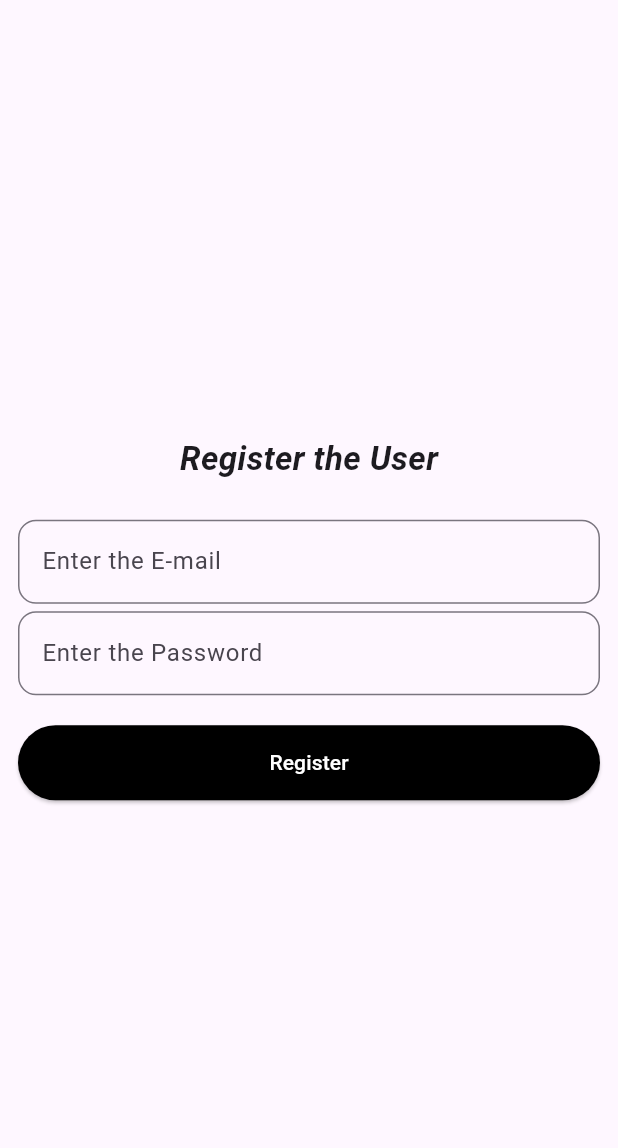
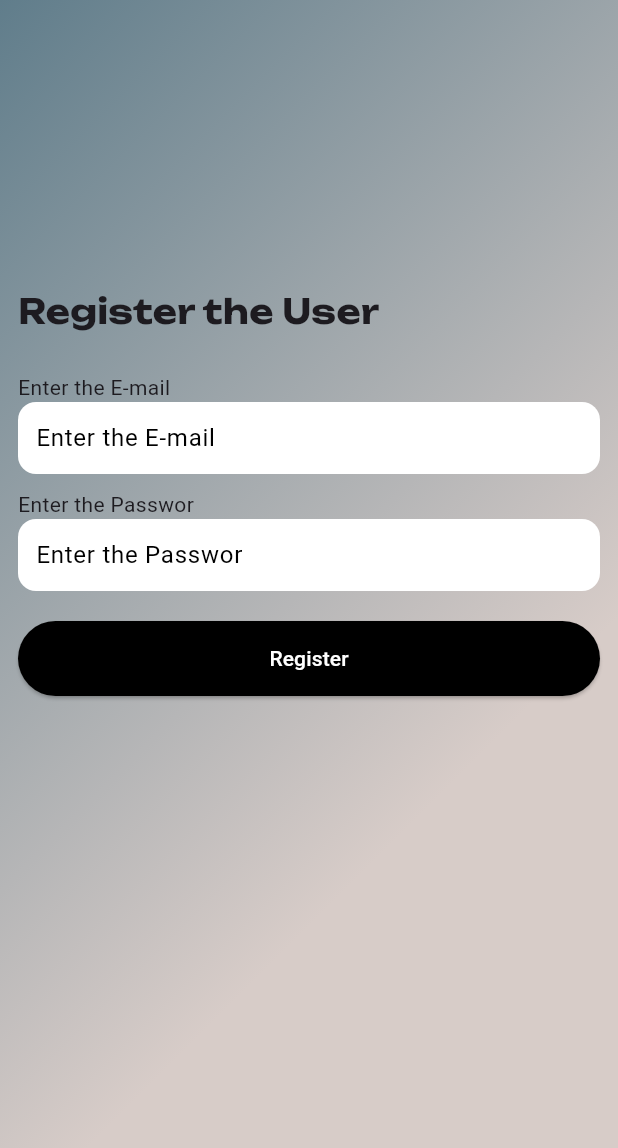
Before and after one commit to shameem-flutter/Fuel-Economy-Mileage-Tracker-App, a Flutter app: the screen it shows once a user with an empty profile is signed in, after a tap on the "logout" icon, after a tap on "Register", on a phone screen of 412 x 824 dp. Shown: the top 1148 px of the screen. Run offline on Flutter 3.47's test engine with Material 3 defaults, Android fonts, the phone set to English and light mode, and no system bars; our stand-ins replace cloud_firestore, firebase_auth, firebase_core, google_fonts; accounts and stored records are empty.

Commit message:
Screen made responsive

```diff
--- /dev/null
+++ b/lib/constants/color_constants.dart
@@ -0,0 +1,6 @@
+import 'package:flutter/material.dart';
+
+Color primaryColor = Colors.black;
+Color secondaryColor = Colors.white;
+Color greyColor = Colors.blueGrey;
+Color fieldColor = Colors.brown.shade100;
--- a/lib/main.dart
+++ b/lib/main.dart
@@ -7,6 +7,7 @@ import 'package:task/screens/tripinputscreen.dart';
 void main() async {
   WidgetsFlutterBinding.ensureInitialized();
   await Firebase.initializeApp();
+  WidgetsFlutterBinding.ensureInitialized();
   runApp(const MyApp());
 }
 
--- /dev/null
+++ b/lib/responsive/responsive.dart
@@ -0,0 +1,22 @@
+import 'package:flutter/foundation.dart';
+import 'package:flutter/material.dart';
+
+class R {
+  static double sh(double height, BuildContext context) {
+    final size = MediaQuery.of(context).size;
+    if (kIsWeb) {
+      return size.height * (height / 900);
+    } else {
+      return size.height * (height / 812);
+    }
+  }
+
+  static double sw(double width, BuildContext context) {
+    final size = MediaQuery.of(context).size;
+    if (kIsWeb) {
+      return size.width * (width / 1440);
+    } else {
+      return size.width * (width / 375);
+    }
+  }
+}
--- a/lib/screens/auth/loginscreen.dart
+++ b/lib/screens/auth/loginscreen.dart
@@ -1,5 +1,7 @@
 import 'package:firebase_auth/firebase_auth.dart';
 import 'package:flutter/material.dart';
+import 'package:google_fonts/google_fonts.dart';
+import 'package:task/constants/color_constants.dart';
 import 'package:task/screens/auth/registerscreen.dart';
 import 'package:task/screens/tripinputscreen.dart';
 import 'package:task/widgets/textfield.dart';
@@ -48,11 +50,33 @@ class _LoginscreenState extends State<Loginscreen> {
 
   @override
   Widget build(BuildContext context) {
+    final width = MediaQuery.of(context).size.width;
     return Scaffold(
-      appBar: AppBar(),
-
-      body: Padding(
+      backgroundColor: greyColor,
+      appBar: AppBar(backgroundColor: Colors.transparent),
+      extendBodyBehindAppBar: true,
+      body: Container(
+        height: double.infinity,
+        width: double.infinity,
+        decoration: BoxDecoration(
+          gradient: LinearGradient(
+            colors: [greyColor, fieldColor],
+            begin: Alignment.bottomRight,
+            end: Alignment.topCenter,
+          ),
+        ),
+        child: SafeArea(
+          bottom: false,
+          child: Padding(
             padding: const EdgeInsets.all(12.0),
+            child: LayoutBuilder(
+              builder: (context, constraints) {
+                return SingleChildScrollView(
+                  child: ConstrainedBox(
+                    constraints: BoxConstraints(
+                      minHeight: constraints.maxHeight,
+                    ),
+                    child: IntrinsicHeight(
                       child: Form(
                         key: _formKey,
                         child: Column(
@@ -61,11 +85,10 @@ class _LoginscreenState extends State<Loginscreen> {
                             Row(
                               children: [
                                 Text(
-                    "Welcome To Fuel Economy\n& Mileage Tracker App 🙌",
-                    style: TextStyle(
+                                  "Welcome To \nFuel Tracker App 🙌",
+                                  style: GoogleFonts.unbounded(
                                     fontSize: 22,
                                     fontWeight: FontWeight.bold,
-                      fontStyle: FontStyle.italic,
                                   ),
                                 ),
                               ],
@@ -73,9 +96,11 @@ class _LoginscreenState extends State<Loginscreen> {
                             SizedBox(height: 60),
                             CustomTextField(
                               controller: emailController,
-                labelColor: Colors.white,
+                              backgroundColor: secondaryColor,
+                              labelColor: primaryColor,
                               labelText: "Enter the E-mail",
-                validator: (value) => value == null || value.trim().isEmpty
+                              validator: (value) =>
+                                  value == null || value.trim().isEmpty
                                   ? 'E-mail required'
                                   : null,
                               keyboardType: TextInputType.text,
@@ -83,9 +108,11 @@ class _LoginscreenState extends State<Loginscreen> {
                             SizedBox(height: 10),
                             CustomTextField(
                               controller: passwordController,
-                labelColor: Colors.white,
+                              backgroundColor: secondaryColor,
+                              labelColor: primaryColor,
                               labelText: "Enter the Password",
-                validator: (value) => value == null || value.trim().isEmpty
+                              validator: (value) =>
+                                  value == null || value.trim().isEmpty
                                   ? 'password required'
                                   : null,
                               keyboardType: TextInputType.text,
@@ -94,24 +121,21 @@ class _LoginscreenState extends State<Loginscreen> {
                             SizedBox(height: 30),
                             loading
                                 ? CircularProgressIndicator()
-                  : Row(
-                      mainAxisAlignment: MainAxisAlignment.center,
-                      children: [
-                        ElevatedButton(
+                                : ElevatedButton(
                                     style: ElevatedButton.styleFrom(
-                            minimumSize: Size(150, 45),
-                            foregroundColor: Colors.black,
+                                      minimumSize: Size(double.infinity, 45),
+                                      foregroundColor: primaryColor,
                                     ),
 
                                     onPressed: _loginUser,
                                     child: Text("LOG-IN"),
                                   ),
-                        SizedBox(width: 10),
+                            SizedBox(height: 10),
                             ElevatedButton(
                               style: ElevatedButton.styleFrom(
-                            minimumSize: Size(150, 45),
-                            backgroundColor: Colors.black,
-                            foregroundColor: Colors.white,
+                                minimumSize: Size(double.infinity, 45),
+                                backgroundColor: primaryColor,
+                                foregroundColor: secondaryColor,
                               ),
                               onPressed: () {
                                 Navigator.push(
@@ -123,9 +147,15 @@ class _LoginscreenState extends State<Loginscreen> {
                               },
                               child: Text("Register"),
                             ),
+                            SizedBox(height: 20),
                           ],
                         ),
-            ],
+                      ),
+                    ),
+                  ),
+                );
+              },
+            ),
           ),
         ),
       ),
--- a/lib/screens/auth/registerscreen.dart
+++ b/lib/screens/auth/registerscreen.dart
@@ -1,7 +1,10 @@
 import 'package:firebase_auth/firebase_auth.dart';
 import 'package:flutter/material.dart';
+import 'package:google_fonts/google_fonts.dart';
+import 'package:task/constants/color_constants.dart';
 
 import 'package:task/screens/tripinputscreen.dart';
+import 'package:task/widgets/textfield.dart';
 
 class Registerscreen extends StatefulWidget {
   const Registerscreen({super.key});
@@ -51,53 +54,65 @@ class _RegisterscreenState extends State<Registerscreen> {
   @override
   Widget build(BuildContext context) {
     return Scaffold(
-      body: Padding(
+      body: Container(
+        height: double.infinity,
+        width: double.infinity,
+        decoration: BoxDecoration(
+          gradient: LinearGradient(
+            colors: [greyColor, fieldColor],
+            begin: Alignment.topLeft,
+          ),
+        ),
+        child: SafeArea(
+          child: Padding(
             padding: const EdgeInsets.all(12.0),
+            child: LayoutBuilder(
+              builder: (context, constraints) {
+                return SingleChildScrollView(
+                  child: ConstrainedBox(
+                    constraints: BoxConstraints(
+                      minHeight: constraints.maxHeight,
+                    ),
+                    child: IntrinsicHeight(
+                      child: Form(
+                        key: _formKey,
                         child: Column(
-          mainAxisAlignment: MainAxisAlignment.center,
+                          crossAxisAlignment: CrossAxisAlignment.start,
                           children: [
+                            SizedBox(height: 180),
                             Text(
                               "Register the User",
-              style: TextStyle(
+                              style: GoogleFonts.unbounded(
                                 fontSize: 22,
-                fontStyle: FontStyle.italic,
                                 fontWeight: FontWeight.bold,
                               ),
                             ),
                             SizedBox(height: 25),
-            TextFormField(
+                            CustomTextField(
+                              labelText: "Enter the E-mail",
+                              backgroundColor: secondaryColor,
+                              keyboardType: TextInputType.emailAddress,
                               controller: emailController,
-              validator: (val) => val!.isEmpty ? 'Email required' : null,
-
-              decoration: InputDecoration(
-                hintText: "Enter the E-mail",
-                border: OutlineInputBorder(
-                  borderRadius: BorderRadius.circular(12),
+                              validator: (val) =>
+                                  val!.isEmpty ? 'Email required' : null,
                             ),
-              ),
-            ),
-            SizedBox(height: 5),
-            TextFormField(
+                            SizedBox(height: 10),
+                            CustomTextField(
                               controller: passwordController,
+                              labelText: "Enter the Passwor",
                               validator: (val) => val!.length < 6
                                   ? 'Password must be at least 6 characters'
                                   : null,
-              obscureText: true,
-
-              decoration: InputDecoration(
-                hintText: "Enter the Password",
-                border: OutlineInputBorder(
-                  borderRadius: BorderRadius.circular(12),
-                ),
-              ),
+                              obsecureText: true,
+                              keyboardType: TextInputType.text,
                             ),
                             SizedBox(height: 20),
                             loading
                                 ? CircularProgressIndicator()
                                 : ElevatedButton(
                                     style: ElevatedButton.styleFrom(
-                      backgroundColor: Colors.black,
-                      foregroundColor: Colors.white,
+                                      backgroundColor: primaryColor,
+                                      foregroundColor: secondaryColor,
                                       minimumSize: Size(double.infinity, 50),
                                     ),
                                     onPressed: () => registerUser(),
@@ -106,6 +121,14 @@ class _RegisterscreenState extends State<Registerscreen> {
                           ],
                         ),
                       ),
+                    ),
+                  ),
+                );
+              },
+            ),
+          ),
+        ),
+      ),
     );
   }
 }
--- a/lib/screens/triphistory.dart
+++ b/lib/screens/triphistory.dart
@@ -20,7 +20,8 @@ class _TripHistoryScreenState extends State<TripHistoryScreen> {
 
   @override
   Widget build(BuildContext context) {
-    return Scaffold(
+    return SafeArea(
+      child: Scaffold(
         appBar: AppBar(title: const Text('Trip History')),
         body: FutureBuilder<List<TripModel>>(
           future: _trips,
@@ -48,8 +49,12 @@ class _TripHistoryScreenState extends State<TripHistoryScreen> {
                         'Distance Travelled: ${trip.distance.toStringAsFixed(2)} km',
                       ),
                       Text('Mileage:${trip.mileage.toStringAsFixed(2)}km/L'),
-                    Text('Fuel Cost:₹${trip.totalFuelCost.toStringAsFixed(2)}'),
-                    Text('Fuel Economy:${trip.fuelEconomy.toStringAsFixed(2)}'),
+                      Text(
+                        'Fuel Cost:₹${trip.totalFuelCost.toStringAsFixed(2)}',
+                      ),
+                      Text(
+                        'Fuel Economy:${trip.fuelEconomy.toStringAsFixed(2)}',
+                      ),
                     ],
                   ),
                 );
@@ -57,6 +62,7 @@ class _TripHistoryScreenState extends State<TripHistoryScreen> {
             );
           },
         ),
+      ),
     );
   }
 }
--- a/lib/screens/tripinputscreen.dart
+++ b/lib/screens/tripinputscreen.dart
@@ -1,6 +1,8 @@
 import 'package:firebase_auth/firebase_auth.dart';
 import 'package:flutter/material.dart';
+import 'package:task/constants/color_constants.dart';
 import 'package:task/models/trip_model.dart';
+import 'package:task/responsive/responsive.dart';
 import 'package:task/screens/auth/loginscreen.dart';
 import 'package:task/screens/tripsummary.dart';
 import 'package:task/services/trip_service.dart';
@@ -84,7 +86,8 @@ class _TripInputScreenState extends State<TripInputScreen> {
 
   @override
   Widget build(BuildContext context) {
-    return Scaffold(
+    return SafeArea(
+      child: Scaffold(
         appBar: AppBar(
           automaticallyImplyLeading: false,
           title: Text("Fuel Trip Entry"),
@@ -107,7 +110,7 @@ class _TripInputScreenState extends State<TripInputScreen> {
           child: Container(
             decoration: BoxDecoration(
               gradient: LinearGradient(
-              colors: [Colors.blueGrey.shade100, Colors.white],
+                colors: [greyColor, secondaryColor],
                 begin: Alignment.topCenter,
                 end: Alignment.bottomCenter,
               ),
@@ -120,7 +123,10 @@ class _TripInputScreenState extends State<TripInputScreen> {
                   children: [
                     Text(
                       "🚗 Trip Details",
-                    style: TextStyle(fontSize: 24, fontWeight: FontWeight.bold),
+                      style: TextStyle(
+                        fontSize: 24,
+                        fontWeight: FontWeight.bold,
+                      ),
                     ),
                     SizedBox(height: 20),
 
@@ -130,12 +136,12 @@ class _TripInputScreenState extends State<TripInputScreen> {
                         borderRadius: BorderRadius.circular(12),
                       ),
                       child: Padding(
-                      padding: const EdgeInsets.all(16),
+                        padding: EdgeInsets.all(R.sh(16, context)),
                         child: Column(
                           children: [
                             DropdownButtonFormField<String>(
                               value: _selectedVehicle,
-                            dropdownColor: Colors.blueGrey[800],
+                              dropdownColor: greyColor,
                               decoration: InputDecoration(
                                 labelText: "Vehicle Type",
                                 border: OutlineInputBorder(
@@ -155,7 +161,7 @@ class _TripInputScreenState extends State<TripInputScreen> {
                             ),
                             SizedBox(height: 16),
                             CustomTextField(
-                            backgroundColor: Colors.blueGrey.shade200,
+                              backgroundColor: greyColor,
                               controller: startOdoController,
                               labelText: 'Start Odometer (km)',
                               validator: _numberValidator,
@@ -163,14 +169,14 @@ class _TripInputScreenState extends State<TripInputScreen> {
                             SizedBox(height: 12),
                             CustomTextField(
                               controller: endOdoController,
-                            backgroundColor: Colors.blueGrey.shade200,
+                              backgroundColor: greyColor,
                               labelText: 'End Odometer (km)',
                               validator: _numberValidator,
                             ),
                             SizedBox(height: 12),
                             CustomTextField(
                               controller: fuelFilledController,
-                            backgroundColor: Colors.blueGrey.shade200,
+                              backgroundColor: greyColor,
                               labelText: 'Fuel Filled (L)',
                               validator: _numberValidator,
                             ),
@@ -179,7 +185,7 @@ class _TripInputScreenState extends State<TripInputScreen> {
                               controller: fuelPriceController,
                               labelText: 'Fuel Price (₹/L)',
                               validator: _numberValidator,
-                            backgroundColor: Colors.blueGrey.shade200,
+                              backgroundColor: greyColor,
                             ),
                           ],
                         ),
@@ -191,8 +197,8 @@ class _TripInputScreenState extends State<TripInputScreen> {
                       icon: Icon(Icons.save),
                       label: Text("Save Trip"),
                       style: ElevatedButton.styleFrom(
-                      backgroundColor: Colors.black,
-                      foregroundColor: Colors.white,
+                        backgroundColor: primaryColor,
+                        foregroundColor: secondaryColor,
                         minimumSize: Size(double.infinity, 50),
                         shape: RoundedRectangleBorder(
                           borderRadius: BorderRadius.circular(12),
@@ -201,6 +207,7 @@ class _TripInputScreenState extends State<TripInputScreen> {
                       onPressed: submit,
                     ),
                   ],
+                ),
               ),
             ),
           ),
--- a/lib/screens/tripsummary.dart
+++ b/lib/screens/tripsummary.dart
@@ -1,4 +1,5 @@
 import 'package:flutter/material.dart';
+import 'package:task/constants/color_constants.dart';
 import 'package:task/screens/triphistory.dart';
 import 'package:task/screens/tripinputscreen.dart';
 import '../../models/trip_model.dart';
@@ -9,7 +10,8 @@ class TripSummaryScreen extends StatelessWidget {
 
   @override
   Widget build(BuildContext context) {
-    return Scaffold(
+    return SafeArea(
+      child: Scaffold(
         appBar: AppBar(title: const Text('Trip Summary')),
         body: Padding(
           padding: const EdgeInsets.all(16),
@@ -21,7 +23,7 @@ class TripSummaryScreen extends StatelessWidget {
               ),
               const SizedBox(height: 12),
               Card(
-              color: Colors.blueGrey.shade100,
+                color: greyColor,
                 elevation: 3,
                 shape: RoundedRectangleBorder(
                   borderRadius: BorderRadius.circular(12),
@@ -59,7 +61,9 @@ class TripSummaryScreen extends StatelessWidget {
                       ListTile(
                         leading: Icon(Icons.directions_walk),
                         title: Text('Distance Travelled'),
-                      subtitle: Text('${trip.distance.toStringAsFixed(2)} km'),
+                        subtitle: Text(
+                          '${trip.distance.toStringAsFixed(2)} km',
+                        ),
                       ),
                       const Divider(),
 
@@ -82,12 +86,16 @@ class TripSummaryScreen extends StatelessWidget {
                       ListTile(
                         leading: Icon(Icons.show_chart),
                         title: Text('Mileage'),
-                      subtitle: Text('${trip.mileage.toStringAsFixed(2)} km/L'),
+                        subtitle: Text(
+                          '${trip.mileage.toStringAsFixed(2)} km/L',
+                        ),
                       ),
                       ListTile(
                         leading: Icon(Icons.paid),
                         title: Text('Fuel Economy'),
-                      subtitle: Text('₹${trip.fuelEconomy.toStringAsFixed(2)}'),
+                        subtitle: Text(
+                          '₹${trip.fuelEconomy.toStringAsFixed(2)}',
+                        ),
                       ),
                     ],
                   ),
@@ -105,7 +113,7 @@ class TripSummaryScreen extends StatelessWidget {
                     icon: Icon(Icons.history),
                     label: Text(
                       'Trip History',
-                    style: TextStyle(color: Colors.black),
+                      style: TextStyle(color: primaryColor),
                     ),
                   ),
                   SizedBox(width: 10),
@@ -115,13 +123,14 @@ class TripSummaryScreen extends StatelessWidget {
                       MaterialPageRoute(builder: (_) => TripInputScreen()),
                     ),
                     icon: Icon(Icons.done),
-                  label: Text('DONE', style: TextStyle(color: Colors.black)),
+                    label: Text('DONE', style: TextStyle(color: primaryColor)),
                   ),
                 ],
               ),
             ],
           ),
         ),
+      ),
     );
   }
 }
--- a/lib/widgets/textfield.dart
+++ b/lib/widgets/textfield.dart
@@ -1,4 +1,5 @@
 import 'package:flutter/material.dart';
+import 'package:task/constants/color_constants.dart';
 
 class CustomTextField extends StatelessWidget {
   final TextEditingController controller;
@@ -20,9 +21,9 @@ class CustomTextField extends StatelessWidget {
     this.validator,
     this.obsecureText = false,
     this.backgroundColor = Colors.black,
-    this.textColor = Colors.white,
+    this.textColor = Colors.black,
     this.labelColor = Colors.black,
-    this.labelFontStyle = FontStyle.italic,
+    this.labelFontStyle = FontStyle.normal,
     this.borderRadius = 5,
   }) : super(key: key);
 
@@ -32,26 +33,23 @@ class CustomTextField extends StatelessWidget {
       crossAxisAlignment: CrossAxisAlignment.start,
       children: [
         Text(labelText),
-        Container(
-          decoration: BoxDecoration(
-            color: backgroundColor,
-            borderRadius: BorderRadius.circular(borderRadius),
-          ),
-          child: TextFormField(
+        TextFormField(
           controller: controller,
           keyboardType: keyboardType,
           obscureText: obsecureText,
           validator: validator,
           style: TextStyle(color: textColor),
           decoration: InputDecoration(
+            filled: true,
+            fillColor: secondaryColor,
+            border: OutlineInputBorder(
+              borderRadius: BorderRadius.circular(12),
+              borderSide: BorderSide.none,
+            ),
             contentPadding: EdgeInsets.only(left: 8),
-              border: InputBorder.none,
+
             hintText: labelText,
-              hintStyle: TextStyle(
-                color: labelColor,
-                fontStyle: labelFontStyle,
-              ),
-            ),
+            hintStyle: TextStyle(color: labelColor, fontStyle: labelFontStyle),
           ),
         ),
       ],
--- a/pubspec.yaml
+++ b/pubspec.yaml
@@ -31,7 +31,7 @@ dependencies:
   firebase_core: ^2.25.4
   cloud_firestore: ^4.14.0
   firebase_auth: ^4.17.8
-  fl_chart: ^0.60.0
+
 
   flutter:
     sdk: flutter
@@ -39,6 +39,8 @@ dependencies:
   # The following adds the Cupertino Icons font to your application.
   # Use with the CupertinoIcons class for iOS style icons.
   cupertino_icons: ^1.0.8
+  google_fonts: ^6.1.0
+  path_provider: ^2.1.2
 
 dev_dependencies:
   flutter_test:
```
Also changed, not shown: pubspec.lock, 1 other file. Lines whose indentation alone changed are shown as unchanged.
